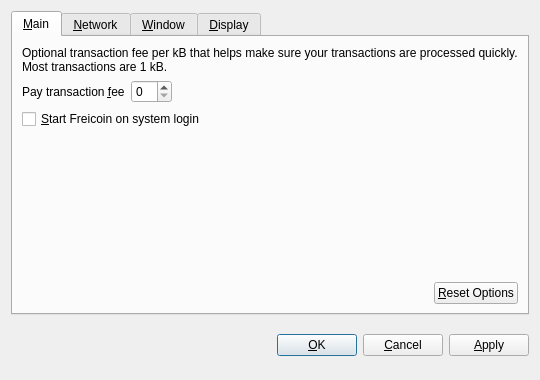
Old version of the form src/qt/forms/optionsdialog.ui in the repository WoerglCoin/woerglcoin.
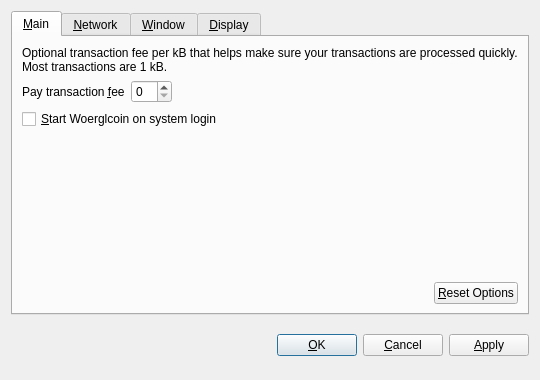
New version of the form. Custom widgets are drawn as their Qt base class.

Commit message: Change Freicoin to Woerglcoin

```diff
--- a/src/qt/forms/optionsdialog.ui
+++ b/src/qt/forms/optionsdialog.ui
@@ -82,7 +82,7 @@
           <string>Automatically start Freicoin after logging in to the system.</string>
          </property>
          <property name="text">
-          <string>&amp;Start Freicoin on system login</string>
+          <string>&amp;Start Woerglcoin on system login</string>
          </property>
         </widget>
        </item>
```
Left out of the diff: 10 changed lines with no effect on the pictures. The commit also changes 144 other files.
